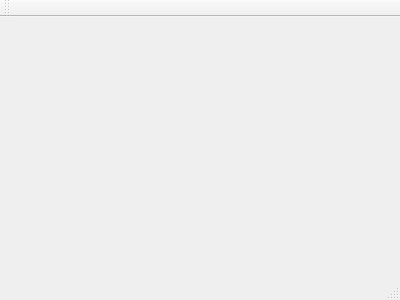
Qt form mainwindow.ui (PriyanshuSingh/ImGz) before a commit.
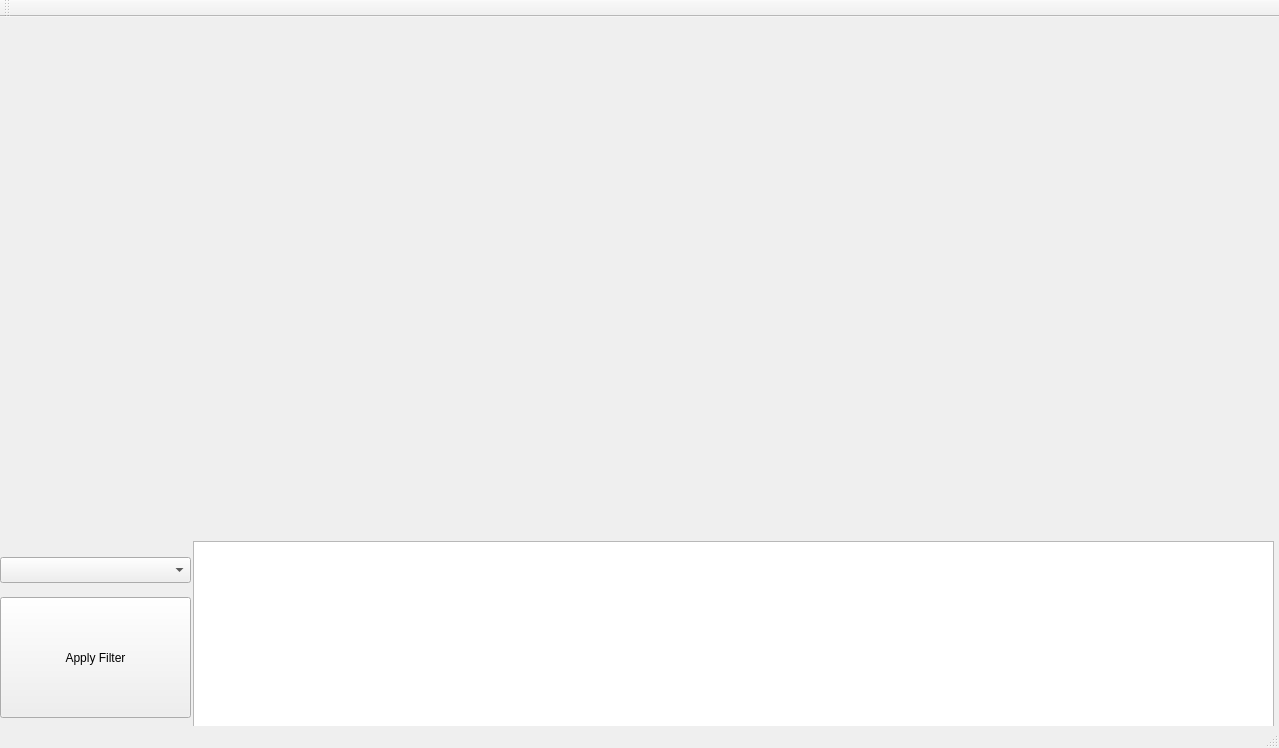
The same form after that commit.

Diff of the .ui file:
```diff
--- a/mainwindow.ui
+++ b/mainwindow.ui
@@ -1,24 +1,136 @@
 <ui version="4.0">
  <class>MainWindow</class>
- <widget class="QMainWindow" name="MainWindow" >
-  <property name="geometry" >
+ <widget class="QMainWindow" name="MainWindow">
+  <property name="geometry">
    <rect>
     <x>0</x>
     <y>0</y>
-    <width>400</width>
-    <height>300</height>
+    <width>1279</width>
+    <height>748</height>
    </rect>
   </property>
   <property name="windowTitle" >
    <string>MainWindow</string>
   </property>
-  <widget class="QMenuBar" name="menuBar" />
-  <widget class="QToolBar" name="mainToolBar" />
-  <widget class="QWidget" name="centralWidget" />
-  <widget class="QStatusBar" name="statusBar" />
+  <widget class="QWidget" name="centralWidget">
+   <widget class="QWidget" name="gridLayoutWidget">
+    <property name="geometry">
+     <rect>
+      <x>0</x>
+      <y>0</y>
+      <width>1271</width>
+      <height>521</height>
+     </rect>
+    </property>
+    <layout class="QGridLayout" name="gridLayout">
+     <property name="leftMargin">
+      <number>5</number>
+     </property>
+     <property name="topMargin">
+      <number>5</number>
+     </property>
+     <property name="rightMargin">
+      <number>5</number>
+     </property>
+     <property name="bottomMargin">
+      <number>5</number>
+     </property>
+     <item row="0" column="1">
+      <widget class="QLabel" name="lblProcessed">
+       <property name="text">
+        <string/>
+       </property>
+      </widget>
+     </item>
+     <item row="0" column="0">
+      <widget class="QLabel" name="lblOriginal">
+       <property name="text">
+        <string/>
+       </property>
+      </widget>
+     </item>
+    </layout>
+   </widget>
+   <widget class="QPushButton" name="pushButton_2">
+    <property name="geometry">
+     <rect>
+      <x>0</x>
+      <y>580</y>
+      <width>191</width>
+      <height>121</height>
+     </rect>
+    </property>
+    <property name="text">
+     <string>Apply Filter</string>
+    </property>
+   </widget>
+   <widget class="QPushButton" name="pushButton">
+    <property name="geometry">
+     <rect>
+      <x>-1</x>
+      <y>726</y>
+      <width>115</width>
+      <height>32</height>
+     </rect>
+    </property>
+    <property name="text">
+     <string>PushButton</string>
+    </property>
+   </widget>
+   <widget class="QPlainTextEdit" name="logPlainText">
+    <property name="geometry">
+     <rect>
+      <x>193</x>
+      <y>524</y>
+      <width>1081</width>
+      <height>192</height>
+     </rect>
+    </property>
+    <property name="readOnly">
+     <bool>true</bool>
+    </property>
+    <property name="overwriteMode">
+     <bool>false</bool>
+    </property>
+   </widget>
+   <widget class="QComboBox" name="cmboBoxFilter">
+    <property name="geometry">
+     <rect>
+      <x>0</x>
+      <y>540</y>
+      <width>191</width>
+      <height>26</height>
+     </rect>
+    </property>
+    <property name="minimumSize">
+     <size>
+      <width>150</width>
+      <height>26</height>
+     </size>
+    </property>
+   </widget>
+  </widget>
+  <widget class="QMenuBar" name="menuBar">
+   <property name="geometry">
+    <rect>
+     <x>0</x>
+     <y>0</y>
+     <width>1279</width>
+     <height>22</height>
+    </rect>
+   </property>
+  </widget>
+  <widget class="QToolBar" name="mainToolBar">
+   <attribute name="toolBarArea">
+    <enum>TopToolBarArea</enum>
+   </attribute>
+   <attribute name="toolBarBreak">
+    <bool>false</bool>
+   </attribute>
+  </widget>
+  <widget class="QStatusBar" name="statusBar"/>
  </widget>
- <layoutDefault spacing="6" margin="11" />
- <pixmapfunction></pixmapfunction>
+ <layoutdefault spacing="6" margin="11"/>
  <resources/>
  <connections/>
 </ui>
```
Left out of the diff: 3 changed lines with no effect on the pictures.
